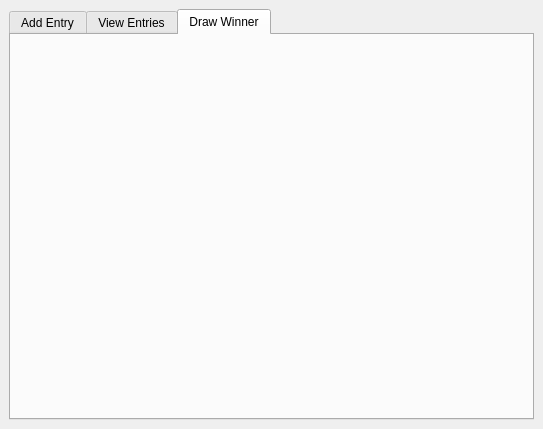
Old version of the form src/ui/mainwindow.ui in the repository ex4dev/raffle-selector.
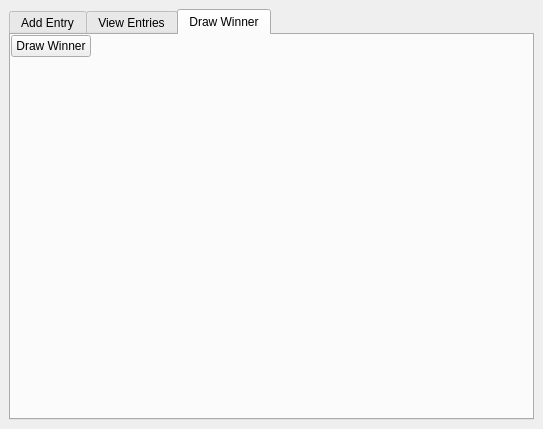
New version of the form. The open tabs and pages were chosen to show the change.

Commit message: Implement winner drawing feature

Diff of the .ui file:
```diff
--- a/src/ui/mainwindow.ui
+++ b/src/ui/mainwindow.ui
@@ -114,6 +114,11 @@
        <attribute name="title">
         <string>Draw Winner</string>
        </attribute>
+       <widget class="QPushButton" name="drawWinnerButton">
+        <property name="text">
+         <string>Draw Winner</string>
+        </property>
+       </widget>
       </widget>
      </widget>
     </item>
```
The commit also changes 2 other files.
